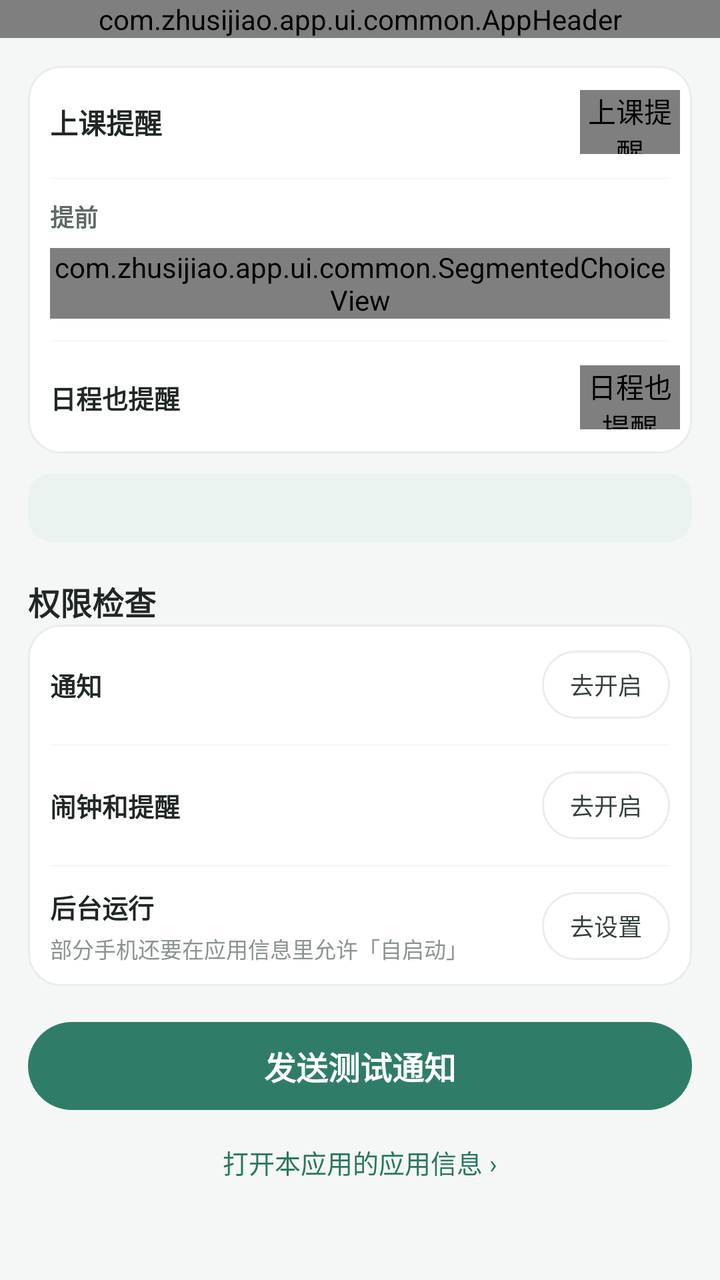
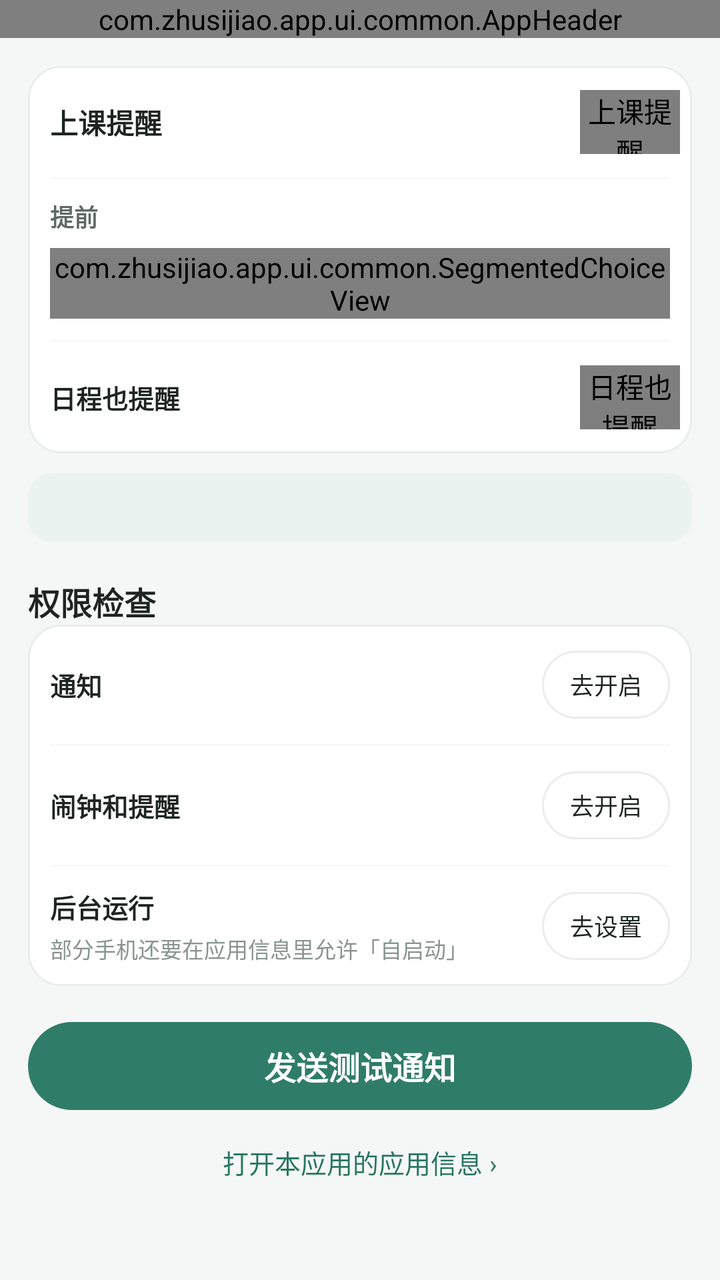

The first picture is an Android layout as it rendered before a commit; the second is the same layout after the commit. The layout source and the unified diff follow.
<!-- AndroidManifest.xml: application theme Theme.Zhusijiao -->
<!-- res/layout/activity_class_reminder.xml -->
<?xml version="1.0" encoding="utf-8"?>
<LinearLayout xmlns:android="http://schemas.android.com/apk/res/android"
    xmlns:tools="http://schemas.android.com/tools"
    android:layout_width="match_parent"
    android:layout_height="match_parent"
    android:background="@color/background"
    android:orientation="vertical">

    <com.zhusijiao.app.ui.common.AppHeader
        android:id="@+id/header"
        android:layout_width="match_parent"
        android:layout_height="wrap_content" />

    <androidx.core.widget.NestedScrollView
        android:layout_width="match_parent"
        android:layout_height="0dp"
        android:layout_weight="1">

        <LinearLayout
            android:layout_width="match_parent"
            android:layout_height="wrap_content"
            android:orientation="vertical"
            android:paddingStart="@dimen/page_padding"
            android:paddingEnd="@dimen/page_padding"
            android:paddingBottom="24dp">

            <LinearLayout
                android:layout_width="match_parent"
                android:layout_height="wrap_content"
                android:layout_marginTop="14dp"
                android:background="@drawable/bg_card"
                android:orientation="vertical">

                
                <LinearLayout
                    android:id="@+id/enabledRow"
                    android:layout_width="match_parent"
                    android:layout_height="wrap_content"
                    android:background="@drawable/bg_menu_row"
                    android:clickable="true"
                    android:focusable="false"
                    android:gravity="center_vertical"
                    android:importantForAccessibility="no"
                    android:minHeight="56dp"
                    android:orientation="horizontal"
                    android:paddingStart="11dp"
                    android:paddingTop="8dp"
                    android:paddingEnd="6dp"
                    android:paddingBottom="8dp"
                    tools:ignore="KeyboardInaccessibleWidget">

                    <LinearLayout
                        android:layout_width="0dp"
                        android:layout_height="wrap_content"
                        android:layout_weight="1"
                        android:orientation="vertical"
                        android:paddingEnd="10dp">

                        <TextView
                            android:layout_width="wrap_content"
                            android:layout_height="wrap_content"
                            android:text="@string/reminder_title"
                            android:textColor="@color/ink"
                            android:textSize="@dimen/text_body"
                            android:textStyle="bold" />
                    </LinearLayout>

                    <com.zhusijiao.app.ui.common.ToggleView
                        android:id="@+id/enabledToggle"
                        android:layout_width="50dp"
                        android:layout_height="32dp"
                        android:contentDescription="@string/reminder_title" />
                </LinearLayout>

                <View
                    android:layout_width="match_parent"
                    android:layout_height="1px"
                    android:layout_marginStart="11dp"
                    android:layout_marginEnd="11dp"
                    android:background="@color/detail_border" />

                <LinearLayout
                    android:id="@+id/leadSection"
                    android:layout_width="match_parent"
                    android:layout_height="wrap_content"
                    android:orientation="vertical"
                    android:paddingStart="11dp"
                    android:paddingTop="10dp"
                    android:paddingEnd="11dp"
                    android:paddingBottom="11dp">

                    <TextView
                        android:layout_width="match_parent"
                        android:layout_height="wrap_content"
                        android:text="@string/reminder_lead_label"
                        android:textColor="@color/field_label"
                        android:textSize="@dimen/text_hint"
                        android:textStyle="bold" />

                    <com.zhusijiao.app.ui.common.SegmentedChoiceView
                        android:id="@+id/leadChoice"
                        android:layout_width="match_parent"
                        android:layout_height="wrap_content"
                        android:layout_marginTop="7dp" />
                </LinearLayout>

                <View
                    android:layout_width="match_parent"
                    android:layout_height="1px"
                    android:layout_marginStart="11dp"
                    android:layout_marginEnd="11dp"
                    android:background="@color/detail_border" />

                <LinearLayout
                    android:id="@+id/eventsRow"
                    android:layout_width="match_parent"
                    android:layout_height="wrap_content"
                    android:background="@drawable/bg_menu_row"
                    android:clickable="true"
                    android:focusable="false"
                    android:gravity="center_vertical"
                    android:importantForAccessibility="no"
                    android:minHeight="56dp"
                    android:orientation="horizontal"
                    android:paddingStart="11dp"
                    android:paddingTop="8dp"
                    android:paddingEnd="6dp"
                    android:paddingBottom="8dp"
                    tools:ignore="KeyboardInaccessibleWidget">

                    <LinearLayout
                        android:layout_width="0dp"
                        android:layout_height="wrap_content"
                        android:layout_weight="1"
                        android:orientation="vertical"
                        android:paddingEnd="10dp">

                        <TextView
                            android:layout_width="wrap_content"
                            android:layout_height="wrap_content"
                            android:text="@string/reminder_events"
                            android:textColor="@color/ink"
                            android:textSize="@dimen/text_small"
                            android:textStyle="bold" />
                    </LinearLayout>

                    <com.zhusijiao.app.ui.common.ToggleView
                        android:id="@+id/eventsToggle"
                        android:layout_width="50dp"
                        android:layout_height="32dp"
                        android:contentDescription="@string/reminder_events" />
                </LinearLayout>
            </LinearLayout>

            
            <TextView
                android:id="@+id/nextText"
                android:layout_width="match_parent"
                android:layout_height="wrap_content"
                android:layout_marginTop="10dp"
                android:background="@drawable/bg_privacy_note"
                android:lineSpacingMultiplier="1.35"
                android:paddingStart="11dp"
                android:paddingTop="9dp"
                android:paddingEnd="11dp"
                android:paddingBottom="9dp"
                android:textColor="@color/privacy_note_text"
                android:textSize="@dimen/text_hint" />

            <TextView
                style="@style/SectionTitle"
                android:layout_marginTop="18dp"
                android:text="@string/reminder_perm_section" />

            <LinearLayout
                android:layout_width="match_parent"
                android:layout_height="wrap_content"
                android:background="@drawable/bg_card"
                android:orientation="vertical">

                
                <LinearLayout
                    android:layout_width="match_parent"
                    android:layout_height="wrap_content"
                    android:gravity="center_vertical"
                    android:minHeight="60dp"
                    android:orientation="horizontal"
                    android:paddingStart="11dp"
                    android:paddingTop="10dp"
                    android:paddingEnd="11dp"
                    android:paddingBottom="10dp">

                    <LinearLayout
                        android:layout_width="0dp"
                        android:layout_height="wrap_content"
                        android:layout_weight="1"
                        android:orientation="vertical"
                        android:paddingEnd="10dp">

                        <LinearLayout
                            android:layout_width="wrap_content"
                            android:layout_height="wrap_content"
                            android:gravity="center_vertical"
                            android:orientation="horizontal">

                            <TextView
                                android:layout_width="wrap_content"
                                android:layout_height="wrap_content"
                                android:text="@string/reminder_perm_notification"
                                android:textColor="@color/ink"
                                android:textSize="@dimen/text_small"
                                android:textStyle="bold" />

                            <TextView
                                android:id="@+id/notificationStatus"
                                style="@style/ReminderStatusPill" />
                        </LinearLayout>
                    </LinearLayout>

                    <TextView
                        android:id="@+id/notificationAction"
                        style="@style/ReminderActionButton"
                        android:text="@string/reminder_action_enable" />
                </LinearLayout>

                
                <LinearLayout
                    android:id="@+id/exactGroup"
                    android:layout_width="match_parent"
                    android:layout_height="wrap_content"
                    android:orientation="vertical">

                    <View
                        android:layout_width="match_parent"
                        android:layout_height="1px"
                        android:layout_marginStart="11dp"
                        android:layout_marginEnd="11dp"
                        android:background="@color/detail_border" />

                    <LinearLayout
                        android:layout_width="match_parent"
                        android:layout_height="wrap_content"
                        android:gravity="center_vertical"
                        android:minHeight="60dp"
                        android:orientation="horizontal"
                        android:paddingStart="11dp"
                        android:paddingTop="10dp"
                        android:paddingEnd="11dp"
                        android:paddingBottom="10dp">

                        <LinearLayout
                            android:layout_width="0dp"
                            android:layout_height="wrap_content"
                            android:layout_weight="1"
                            android:orientation="vertical"
                            android:paddingEnd="10dp">

                            <LinearLayout
                                android:layout_width="wrap_content"
                                android:layout_height="wrap_content"
                                android:gravity="center_vertical"
                                android:orientation="horizontal">

                                <TextView
                                    android:layout_width="wrap_content"
                                    android:layout_height="wrap_content"
                                    android:text="@string/reminder_perm_exact"
                                    android:textColor="@color/ink"
                                    android:textSize="@dimen/text_small"
                                    android:textStyle="bold" />

                                <TextView
                                    android:id="@+id/exactStatus"
                                    style="@style/ReminderStatusPill" />
                            </LinearLayout>
                        </LinearLayout>

                        <TextView
                            android:id="@+id/exactAction"
                            style="@style/ReminderActionButton"
                            android:text="@string/reminder_action_enable" />
                    </LinearLayout>
                </LinearLayout>

                <View
                    android:layout_width="match_parent"
                    android:layout_height="1px"
                    android:layout_marginStart="11dp"
                    android:layout_marginEnd="11dp"
                    android:background="@color/detail_border" />

                
                <LinearLayout
                    android:layout_width="match_parent"
                    android:layout_height="wrap_content"
                    android:gravity="center_vertical"
                    android:minHeight="60dp"
                    android:orientation="horizontal"
                    android:paddingStart="11dp"
                    android:paddingTop="10dp"
                    android:paddingEnd="11dp"
                    android:paddingBottom="10dp">

                    <LinearLayout
                        android:layout_width="0dp"
                        android:layout_height="wrap_content"
                        android:layout_weight="1"
                        android:orientation="vertical"
                        android:paddingEnd="10dp">

                        <LinearLayout
                            android:layout_width="wrap_content"
                            android:layout_height="wrap_content"
                            android:gravity="center_vertical"
                            android:orientation="horizontal">

                            <TextView
                                android:layout_width="wrap_content"
                                android:layout_height="wrap_content"
                                android:text="@string/reminder_perm_background"
                                android:textColor="@color/ink"
                                android:textSize="@dimen/text_small"
                                android:textStyle="bold" />

                            <TextView
                                android:id="@+id/backgroundStatus"
                                style="@style/ReminderStatusPill" />
                        </LinearLayout>

                        <TextView
                            android:layout_width="match_parent"
                            android:layout_height="wrap_content"
                            android:layout_marginTop="3dp"
                            android:lineSpacingMultiplier="1.35"
                            android:text="@string/reminder_perm_background_desc"
                            android:textColor="@color/sub_8a"
                            android:textSize="@dimen/text_caption" />
                    </LinearLayout>

                    <TextView
                        android:id="@+id/backgroundAction"
                        style="@style/ReminderActionButton"
                        android:text="@string/reminder_action_setup" />
                </LinearLayout>
            </LinearLayout>

            <TextView
                android:id="@+id/testButton"
                style="@style/PrimaryButton"
                android:layout_marginTop="18dp"
                android:text="@string/reminder_test" />

            <TextView
                android:id="@+id/appDetailsLink"
                android:layout_width="wrap_content"
                android:layout_height="wrap_content"
                android:layout_gravity="center_horizontal"
                android:layout_marginTop="6dp"
                android:background="@drawable/bg_menu_row"
                android:clickable="true"
                android:focusable="true"
                android:minHeight="40dp"
                android:gravity="center"
                android:paddingStart="12dp"
                android:paddingEnd="12dp"
                android:text="@string/reminder_open_app_details"
                android:textColor="@color/accent_strong"
                android:textSize="@dimen/text_small" />
        </LinearLayout>
    </androidx.core.widget.NestedScrollView>
</LinearLayout>
<!-- resources referenced by this layout -->
<resources>
  <color name="accent_strong">#287760</color>
  <color name="background">#f5f7f6</color>
  <color name="detail_border">#edf0ee</color>
  <color name="field_label">@color/text_secondary</color>
  <color name="ink">#202725</color>
  <color name="privacy_note_text">#4f6f65</color>
  <color name="sub_8a">@color/text_tertiary</color>
  <dimen name="page_padding">14dp</dimen>
  <dimen name="text_body">14sp</dimen>
  <dimen name="text_caption">11sp</dimen>
  <dimen name="text_hint">12sp</dimen>
  <dimen name="text_small">13sp</dimen>
  <string name="reminder_events">日程也提醒</string>
  <string name="reminder_lead_label">提前</string>
  <string name="reminder_perm_exact">闹钟和提醒</string>
  <string name="reminder_test">发送测试通知</string>
  <string name="reminder_title">上课提醒</string>
  <style name="ReminderActionButton">
          <item name="android:layout_width">wrap_content</item>
          <item name="android:layout_height">wrap_content</item>
          <item name="android:minWidth">64dp</item>
          <item name="android:minHeight">34dp</item>
          <item name="android:gravity">center</item>
          <item name="android:paddingStart">10dp</item>
          <item name="android:paddingEnd">10dp</item>
          <item name="android:background">@drawable/bg_ghost_button</item>
          <item name="android:textColor">@color/action_ink</item>
          <item name="android:stateListAnimator">@animator/press_scale</item>
          <item name="android:textSize">@dimen/text_hint</item>
          <item name="android:clickable">true</item>
          <item name="android:focusable">true</item>
      </style>
  <style name="SectionTitle">
          <item name="android:layout_width">wrap_content</item>
          <item name="android:layout_height">wrap_content</item>
          <item name="android:textColor">@color/ink</item>
          <item name="android:textSize">@dimen/text_section</item>
          <item name="android:textStyle">bold</item>
      </style>
  <style name="Theme.Zhusijiao" parent="Theme.AppCompat.Light.NoActionBar">
          <item name="colorPrimary">@color/accent</item>
          <item name="colorPrimaryDark">@color/accent</item>
          <item name="colorAccent">@color/accent</item>
          <item name="colorControlActivated">@color/accent</item>
          <item name="android:textColorPrimary">@color/ink</item>
          <item name="android:textColorSecondary">@color/muted</item>
          <item name="android:windowBackground">@color/background</item>
          <item name="android:statusBarColor">@color/background</item>
          <item name="android:navigationBarColor">@color/surface</item>
          <item name="android:windowLightStatusBar" tools:targetApi="m">true</item>
          <item name="android:windowLightNavigationBar" tools:targetApi="o_mr1">true</item>
          <item name="android:alertDialogTheme">@style/Theme.Zhusijiao.Dialog</item>
          <item name="alertDialogTheme">@style/Theme.Zhusijiao.Dialog</item>
      </style>
  <color name="text_secondary">#5f6965</color>
  <color name="text_tertiary">#8a9490</color>
  <color name="surface">#ffffff</color>
  <color name="line">#e9edeb</color>
  <color name="hover_bg">#f2f5f4</color>
  <color name="privacy_note_bg">#eaf3f0</color>
  <dimen name="button_min_height">44dp</dimen>
  <color name="action_ink">#35403b</color>
  <color name="accent">#2f7d68</color>
  <color name="muted">#7d8783</color>
  <style name="Theme.Zhusijiao.Dialog" parent="Theme.AppCompat.Light.Dialog.Alert">
          <item name="colorAccent">@color/accent</item>
          <item name="android:textColorPrimary">@color/ink</item>
          <item name="buttonBarPositiveButtonStyle">@style/DialogButton</item>
          <item name="buttonBarNegativeButtonStyle">@style/DialogButton</item>
          <item name="buttonBarNeutralButtonStyle">@style/DialogButton</item>
      </style>
  <dimen name="radius_lg">16dp</dimen>
  <dimen name="radius_md">12dp</dimen>
  <dimen name="text_subtitle">16sp</dimen>
  <dimen name="radius_pill">100dp</dimen>
  <!-- unchanged entries left out for length: 20 -->
</resources>

<!-- the commit's change to res/layout/activity_class_reminder.xml (unified diff, before → after) -->
@@ -60,7 +60,7 @@
                             android:layout_width="wrap_content"
                             android:layout_height="wrap_content"
                             android:text="@string/reminder_title"
-                            android:textColor="@color/ink"
+                            android:textColor="@color/text_primary"
                             android:textSize="@dimen/text_body"
                             android:textStyle="bold" />
                     </LinearLayout>
@@ -93,7 +93,7 @@
                         android:layout_width="match_parent"
                         android:layout_height="wrap_content"
                         android:text="@string/reminder_lead_label"
-                        android:textColor="@color/field_label"
+                        android:textColor="@color/text_secondary"
                         android:textSize="@dimen/text_hint"
                         android:textStyle="bold" />
 
@@ -139,7 +139,7 @@
                             android:layout_width="wrap_content"
                             android:layout_height="wrap_content"
                             android:text="@string/reminder_events"
-                            android:textColor="@color/ink"
+                            android:textColor="@color/text_primary"
                             android:textSize="@dimen/text_small"
                             android:textStyle="bold" />
                     </LinearLayout>
@@ -207,7 +207,7 @@
                                 android:layout_width="wrap_content"
                                 android:layout_height="wrap_content"
                                 android:text="@string/reminder_perm_notification"
-                                android:textColor="@color/ink"
+                                android:textColor="@color/text_primary"
                                 android:textSize="@dimen/text_small"
                                 android:textStyle="bold" />
 
@@ -265,7 +265,7 @@
                                     android:layout_width="wrap_content"
                                     android:layout_height="wrap_content"
                                     android:text="@string/reminder_perm_exact"
-                                    android:textColor="@color/ink"
+                                    android:textColor="@color/text_primary"
                                     android:textSize="@dimen/text_small"
                                     android:textStyle="bold" />
 
@@ -318,7 +318,7 @@
                                 android:layout_width="wrap_content"
                                 android:layout_height="wrap_content"
                                 android:text="@string/reminder_perm_background"
-                                android:textColor="@color/ink"
+                                android:textColor="@color/text_primary"
                                 android:textSize="@dimen/text_small"
                                 android:textStyle="bold" />
 
@@ -333,7 +333,7 @@
                             android:layout_marginTop="3dp"
                             android:lineSpacingMultiplier="1.35"
                             android:text="@string/reminder_perm_background_desc"
-                            android:textColor="@color/sub_8a"
+                            android:textColor="@color/text_tertiary"
                             android:textSize="@dimen/text_caption" />
                     </LinearLayout>
 
<!-- resource entries referenced after the edit -->
@@ -3,10 +3,8 @@
   <color name="accent_strong">#287760</color>
   <color name="background">#f5f7f6</color>
   <color name="detail_border">#edf0ee</color>
-  <color name="field_label">@color/text_secondary</color>
-  <color name="ink">#202725</color>
   <color name="privacy_note_text">#4f6f65</color>
-  <color name="sub_8a">@color/text_tertiary</color>
+  <color name="text_primary">#1d2421</color>
   <dimen name="page_padding">14dp</dimen>
   <dimen name="text_body">14sp</dimen>
   <dimen name="text_caption">11sp</dimen>
@@ -26,7 +24,7 @@
           <item name="android:paddingStart">10dp</item>
           <item name="android:paddingEnd">10dp</item>
           <item name="android:background">@drawable/bg_ghost_button</item>
-          <item name="android:textColor">@color/action_ink</item>
+          <item name="android:textColor">@color/text_primary</item>
           <item name="android:stateListAnimator">@animator/press_scale</item>
           <item name="android:textSize">@dimen/text_hint</item>
           <item name="android:clickable">true</item>
@@ -35,7 +33,7 @@
   <style name="SectionTitle">
           <item name="android:layout_width">wrap_content</item>
           <item name="android:layout_height">wrap_content</item>
-          <item name="android:textColor">@color/ink</item>
+          <item name="android:textColor">@color/text_primary</item>
           <item name="android:textSize">@dimen/text_section</item>
           <item name="android:textStyle">bold</item>
       </style>
@@ -44,8 +42,8 @@
           <item name="colorPrimaryDark">@color/accent</item>
           <item name="colorAccent">@color/accent</item>
           <item name="colorControlActivated">@color/accent</item>
-          <item name="android:textColorPrimary">@color/ink</item>
-          <item name="android:textColorSecondary">@color/muted</item>
+          <item name="android:textColorPrimary">@color/text_primary</item>
+          <item name="android:textColorSecondary">@color/text_secondary</item>
           <item name="android:windowBackground">@color/background</item>
           <item name="android:statusBarColor">@color/background</item>
           <item name="android:navigationBarColor">@color/surface</item>
@@ -61,12 +59,10 @@
   <color name="hover_bg">#f2f5f4</color>
   <color name="privacy_note_bg">#eaf3f0</color>
   <dimen name="button_min_height">44dp</dimen>
-  <color name="action_ink">#35403b</color>
   <color name="accent">#2f7d68</color>
-  <color name="muted">#7d8783</color>
   <style name="Theme.Zhusijiao.Dialog" parent="Theme.AppCompat.Light.Dialog.Alert">
           <item name="colorAccent">@color/accent</item>
-          <item name="android:textColorPrimary">@color/ink</item>
+          <item name="android:textColorPrimary">@color/text_primary</item>
           <item name="buttonBarPositiveButtonStyle">@style/DialogButton</item>
           <item name="buttonBarNegativeButtonStyle">@style/DialogButton</item>
           <item name="buttonBarNeutralButtonStyle">@style/DialogButton</item>
